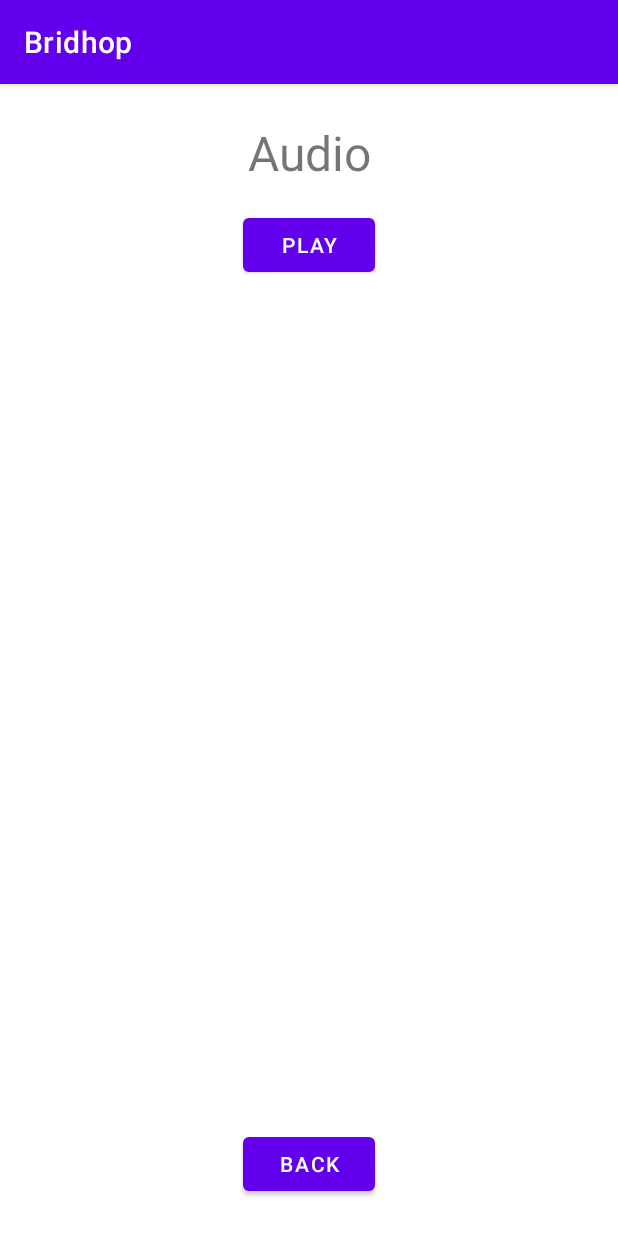
After one commit to hotequil/bridhop, an Android app: the AudioActivity screen opened directly, with no data from a screen before it, on a phone screen of 412 x 824 dp. The commit adds this screen. Run offline under Robolectric (Android 15) with nearby library versions, the phone set to English and light mode, and no system bars.

Commit message:
feat: done AudioActivity with a play button

```diff
--- a/app/src/main/AndroidManifest.xml
+++ b/app/src/main/AndroidManifest.xml
@@ -18,6 +18,9 @@
         android:supportsRtl="true"
         android:theme="@style/Theme.Bridhop"
         tools:targetApi="31">
+        <activity
+            android:name=".AudioActivity"
+            android:exported="false" />
         <activity
             android:name=".WebViewActivity"
             android:exported="false" />
--- /dev/null
+++ b/app/src/main/java/com/bridhop/AudioActivity.kt
@@ -0,0 +1,23 @@
+package com.bridhop
+
+import android.media.MediaPlayer
+import androidx.appcompat.app.AppCompatActivity
+import android.os.Bundle
+import android.widget.Button
+
+class AudioActivity : AppCompatActivity() {
+    private var audio: MediaPlayer? = null
+
+    override fun onCreate(savedInstanceState: Bundle?) {
+        super.onCreate(savedInstanceState)
+
+        setContentView(R.layout.activity_audio)
+
+        val playButton = findViewById<Button>(R.id.play)
+        audio = MediaPlayer.create(this, R.raw.ringtone)
+
+        playButton.setOnClickListener{
+            audio?.start()
+        }
+    }
+}
--- /dev/null
+++ b/app/src/main/res/layout/activity_audio.xml
@@ -0,0 +1,35 @@
+<?xml version="1.0" encoding="utf-8"?>
+<androidx.constraintlayout.widget.ConstraintLayout xmlns:android="http://schemas.android.com/apk/res/android"
+                                                   xmlns:app="http://schemas.android.com/apk/res-auto"
+                                                   xmlns:tools="http://schemas.android.com/tools"
+                                                   android:layout_width="match_parent"
+                                                   android:layout_height="match_parent"
+                                                   android:padding="24dp"
+                                                   tools:context=".AudioActivity">
+    <TextView android:layout_width="wrap_content"
+              android:layout_height="wrap_content"
+              android:layout_gravity="center|top"
+              android:textSize="32sp"
+              android:id="@+id/audio"
+              app:layout_constraintStart_toStartOf="parent"
+              app:layout_constraintEnd_toEndOf="parent"
+              app:layout_constraintTop_toTopOf="parent"
+              android:text="@string/audio" />
+
+    <Button android:layout_width="wrap_content"
+            android:layout_height="wrap_content"
+            android:id="@+id/play"
+            android:layout_marginTop="16dp"
+            app:layout_constraintTop_toBottomOf="@id/audio"
+            app:layout_constraintStart_toStartOf="parent"
+            app:layout_constraintEnd_toEndOf="parent"
+            android:text="@string/play" />
+
+    <Button android:layout_width="wrap_content"
+            android:layout_height="wrap_content"
+            android:id="@+id/back"
+            app:layout_constraintBottom_toBottomOf="parent"
+            app:layout_constraintStart_toStartOf="parent"
+            app:layout_constraintEnd_toEndOf="parent"
+            android:text="@string/back" />
+</androidx.constraintlayout.widget.ConstraintLayout>
--- a/app/src/main/res/values/strings.xml
+++ b/app/src/main/res/values/strings.xml
@@ -20,4 +20,7 @@
     <string name="location">Location</string>
     <string name="go_routes">Go routes</string>
     <string name="web_view">WebView</string>
+    <string name="audio">Audio</string>
+    <string name="video">Video</string>
+    <string name="play">Play</string>
 </resources>
```
Also changed, not shown: app/src/main/java/com/bridhop/ui/home/HomeFragment.kt (+8 -0 lines), app/src/main/res/layout/fragment_home.xml (+16 -0 lines), 1 other file.
